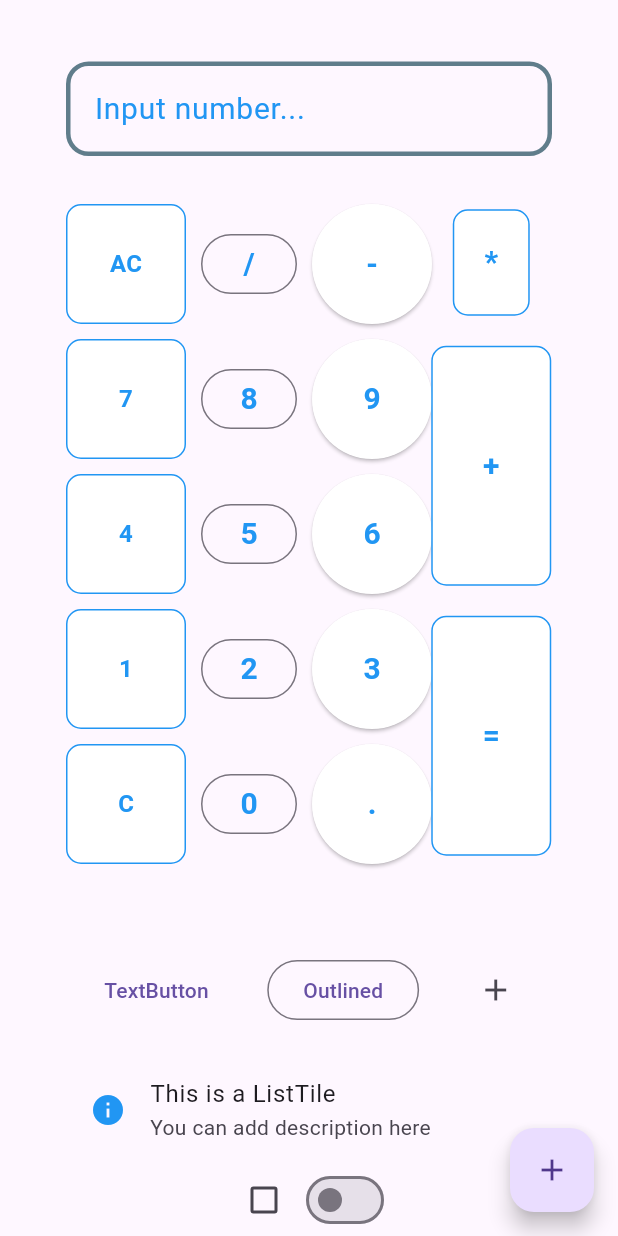
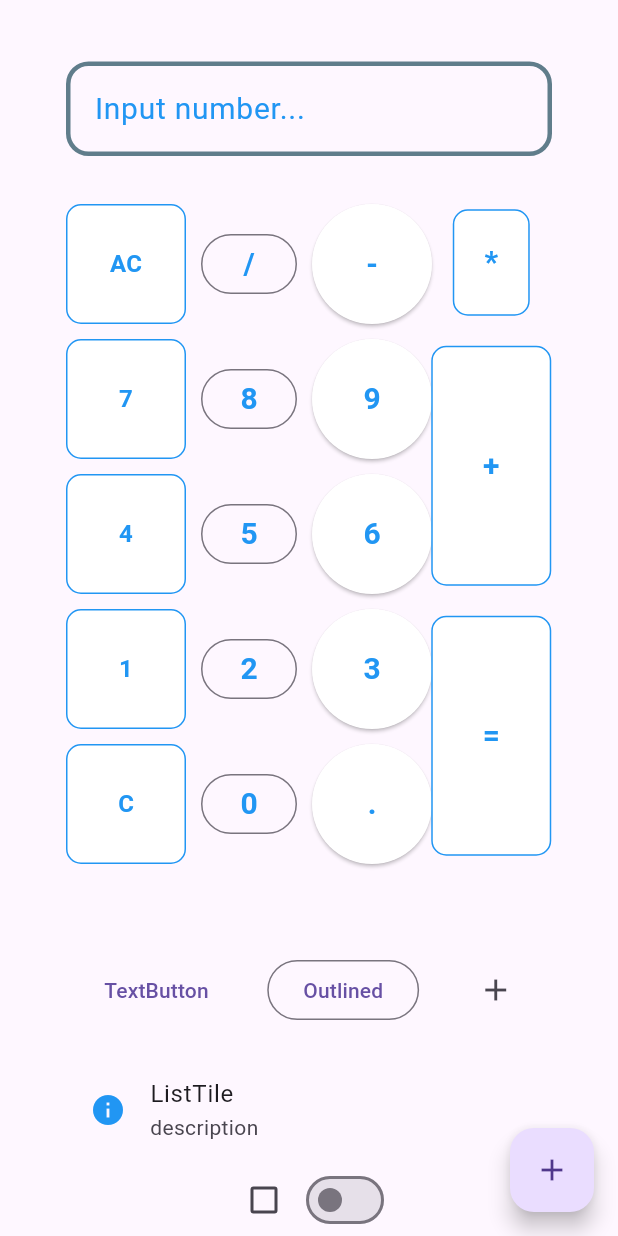
Before and after one commit to mosavian/calqulator, a Flutter app: the screen it shows after launch, on a phone screen of 412 x 824 dp. Run offline on Flutter 3.47's test engine with Material 3 defaults, Android fonts, the phone set to English and light mode, and no system bars.

Commit message:
use other widgets3

```diff
--- a/lib/main.dart
+++ b/lib/main.dart
@@ -119,8 +119,8 @@ class _ApplicationState extends State<Application> {
                 SizedBox(height: 20),
                 ListTile(
                   leading: Icon(Icons.info, color: Colors.blue),
-                  title: Text("This is a ListTile"),
-                  subtitle: Text("You can add description here"),
+                  title: Text("ListTile"),
+                  subtitle: Text("description"),
                   onTap: () {},
                 ),
                 Row(
```
